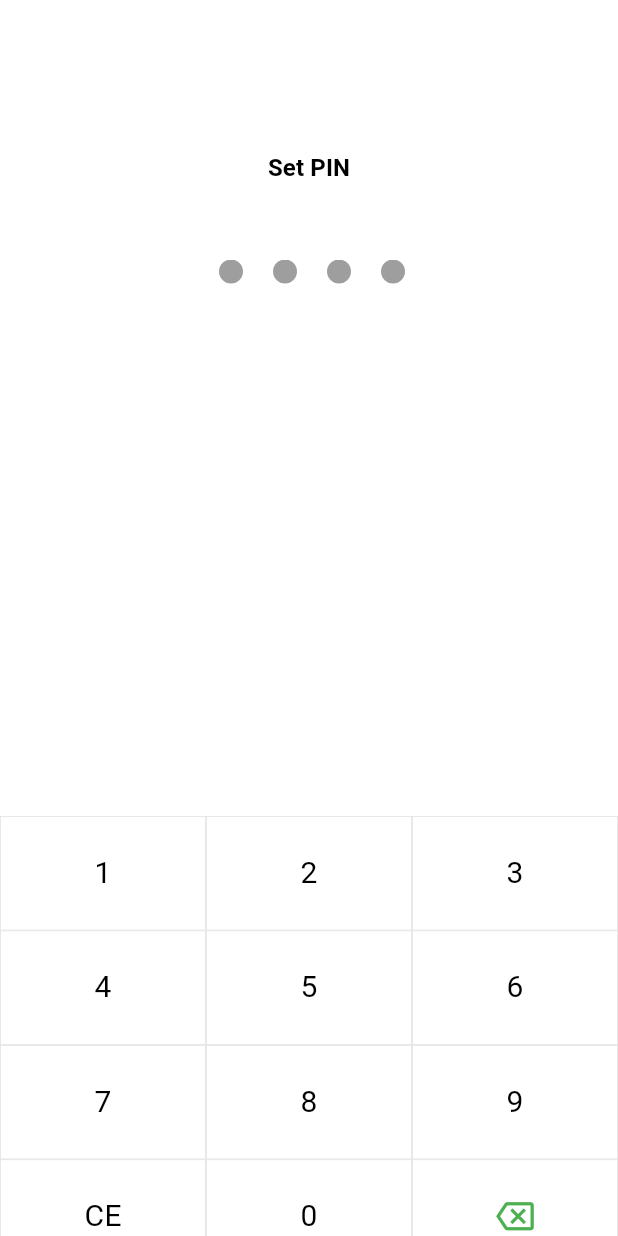
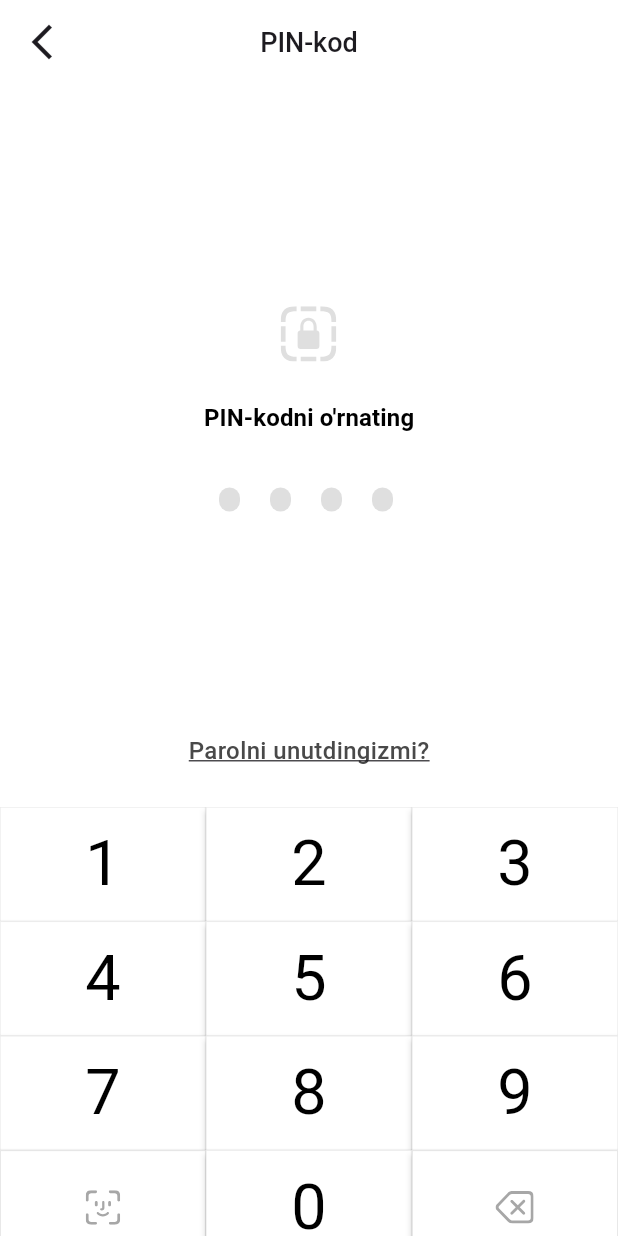
Before and after one commit to Muslima2411/trial_or_experiments, a Flutter app: the screen it shows after launch, on a phone screen of 412 x 824 dp. Run offline on Flutter 3.47's test engine with Material 3 defaults, Android fonts, the phone set to English and light mode, and no system bars; our stand-ins replace flutter_riverpod, flutter_secure_storage, flutter_svg.

Commit message:
second commit

```diff
--- a/lib/create_pincode_page/model_view/create_pin_code_vm.dart
+++ b/lib/create_pincode_page/model_view/create_pin_code_vm.dart
@@ -12,7 +12,7 @@ class CreatePinCodeVM extends ChangeNotifier {
     '7',
     '8',
     '9',
-    'CE',
+    '',
     '0',
     '',
   ];
@@ -50,7 +50,10 @@ class CreatePinCodeVM extends ChangeNotifier {
       notifyListeners();
     }
 
-    if (storeCode.isNotEmpty && checkConfirm.isEmpty && code.length == 4 && code == storeCode) {
+    if (storeCode.isNotEmpty &&
+        checkConfirm.isEmpty &&
+        code.length == 4 &&
+        code == storeCode) {
       isTrue = true;
       notifyListeners();
       await writeConfirmCode();
@@ -64,7 +67,9 @@ class CreatePinCodeVM extends ChangeNotifier {
     if (code == storeCode && checkConfirm == 'true' && code.length == 4) {
       isTrue = true;
       notifyListeners();
-    } else if (code.length == 4 && code != storeCode && checkConfirm == "true") {
+    } else if (code.length == 4 &&
+        code != storeCode &&
+        checkConfirm == "true") {
       incorrect = true;
       notifyListeners();
       await Future.delayed(const Duration(milliseconds: 100), () {
--- a/lib/create_pincode_page/presentation/page/create_pin_code_page.dart
+++ b/lib/create_pincode_page/presentation/page/create_pin_code_page.dart
@@ -1,5 +1,6 @@
 import 'package:flutter/material.dart';
 import 'package:flutter_riverpod/flutter_riverpod.dart';
+import 'package:trial_or_experiments/images.dart';
 import '../../model_view/create_pin_code_vm.dart';
 import '../widgets/create_pin_code_view.dart';
 
@@ -25,59 +26,50 @@ class _CreatePinCodePageState extends ConsumerState<CreatePinCodePage> {
     ref.watch(pinNotifier);
     return Scaffold(
       backgroundColor: Colors.white,
-      appBar: ref.read(pinNotifier).checkConfirm.isEmpty &&
-              ref.read(pinNotifier).storeCode.isNotEmpty
-          ? AppBar(
+      appBar: AppBar(
         backgroundColor: Colors.white,
-              elevation: 0,
-              leading: Row(
-                mainAxisAlignment: MainAxisAlignment.start,
-                crossAxisAlignment: CrossAxisAlignment.center,
-                children: [
-                  const SizedBox(width: 24),
-                  Container(
-                    height: 40,
-                    width: 40,
-                    decoration: BoxDecoration(
-                      border: Border.all(color: Colors.black),
-                      borderRadius: BorderRadius.circular(10),
-                    ),
-                    child: Center(
-                      child: IconButton(
-                        onPressed: () {
-                          ref.read(pinNotifier).onTapBackButton();
-                        },
-                        icon: const Icon(
-                          Icons.arrow_back_ios_new,
-                          size: 16,
-                          color: Colors.grey,
+        surfaceTintColor: Colors.white,
+        centerTitle: true,
+        title: const Text(
+          "PIN-kod",
+          style: TextStyle(
+            fontSize: 18,
+            fontWeight: FontWeight.w500,
           ),
         ),
+        elevation: 0,
+        leading: const Icon(
+          Icons.arrow_back_ios_new,
+          size: 28,
         ),
       ),
-                ],
+      body: Padding(
+        padding: const EdgeInsets.only(top: 143),
+        child: Column(
+          children: [
+            SizedBox(
+              child: ref.read(pinNotifier).storeCode.isEmpty
+                  ? AppImages.lockSetPin
+                  : (ref.read(pinNotifier).checkConfirm.isEmpty
+                      ? AppImages.lockVerifyPin
+                      : AppImages.lockEnterPin),
             ),
-              leadingWidth: 100,
-            )
-          : null,
-      body: Column(
-        crossAxisAlignment: CrossAxisAlignment.center,
-        mainAxisAlignment: MainAxisAlignment.center,
-        children: [
-          const SizedBox(height: 100),
+            const SizedBox(
+              height: 20,
+            ),
             Text(
               ref.read(pinNotifier).storeCode.isEmpty
-                ? 'Set PIN'
+                  ? "PIN-kodni o'rnating"
                   : (ref.read(pinNotifier).checkConfirm.isEmpty
-                    ? 'Verify PIN'
-                    : 'Enter PIN'),
+                      ? "PIN-kodni takrorlang"
+                      : "PIN-kodni kiriting"),
               style: Theme.of(context).textTheme.labelLarge?.copyWith(
                     fontSize: 16,
                     fontWeight: FontWeight.w600,
                     color: Colors.black,
                   ),
             ),
-          const SizedBox(height: 50),
+            const SizedBox(height: 35),
             Container(
               height: 16,
               width: 140,
@@ -87,48 +79,44 @@ class _CreatePinCodePageState extends ConsumerState<CreatePinCodePage> {
                 itemCount: 4,
                 itemBuilder: (context, index) => Container(
                   margin: const EdgeInsets.symmetric(horizontal: 10),
-                height: 16,
-                width: 16,
+                  height: 14,
+                  width: 14,
                   decoration: BoxDecoration(
                     color: index < ref.read(pinNotifier).code.length
-                      ? Colors.green
-                      : Colors.grey,
+                        ? const Color.fromRGBO(
+                            0, 186, 119, 1) //rgba(0, 186, 119, 1)
+                        : const Color.fromRGBO(
+                            223, 223, 223, 1), //rgba(223, 223, 223, 1)
                     borderRadius: BorderRadius.circular(8),
                   ),
                 ),
               ),
             ),
-          const SizedBox(height: 30),
+            const Spacer(),
+            UnderlinedText(onTap: () {}, child: "Parolni unutdingizmi?"),
+            const SizedBox(
+              height: 26,
+            ),
             SizedBox(
-            height: 40,
-            child: (ref.read(pinNotifier).incorrect)
-                ? Text(
-                    'Введен неправильный PIN,\nпопробуйте еше раз',
-                    style: Theme.of(context).textTheme.labelLarge?.copyWith(
-                          fontSize: 13,
-                          fontWeight: FontWeight.w400,
-                          color: Colors.grey,
-                        ),
-                    textAlign: TextAlign.center,
-                  )
-                : const SizedBox.shrink(),
-          ),
-          const Spacer(),
-          Container(
-            height: 280,
+              height: 286,
               child: GridView.count(
                 childAspectRatio: 1.8,
                 crossAxisCount: 3,
                 physics: const NeverScrollableScrollPhysics(),
                 children: List.generate(12, (index) {
                   return index == 11
-                    ? const DeleteButton()
+                      ? DeleteButton(
+                          onPressed: () {},
+                        )
+                      : index == 9
+                          ? FaceIdButton(onPressed: () {})
                           : NumberButton(index: index);
                 }),
               ),
             )
           ],
         ),
+      ),
     );
   }
 }
--- a/lib/create_pincode_page/presentation/widgets/create_pin_code_view.dart
+++ b/lib/create_pincode_page/presentation/widgets/create_pin_code_view.dart
@@ -1,7 +1,9 @@
 import 'package:flutter/material.dart';
 import 'package:flutter_riverpod/flutter_riverpod.dart';
+import 'package:trial_or_experiments/images.dart';
 import 'package:trial_or_experiments/main.dart';
 import '../page/create_pin_code_page.dart';
+import "package:flutter_svg/svg.dart";
 
 class NumberButton extends ConsumerWidget {
   final int index;
@@ -9,70 +11,98 @@ class NumberButton extends ConsumerWidget {
   const NumberButton({super.key, required this.index});
 
   @override
-  Widget build(BuildContext context, WidgetRef ref) => GestureDetector(
-        onTap: () {
-          if (index != 9) {
+  Widget build(BuildContext context, WidgetRef ref) => MaterialButton(
+        onPressed: () {
           ref.read(pinNotifier).onTabFunction(index);
           ref.read(pinNotifier).storePinCode(context);
           if (ref.read(pinNotifier).isTrue) {
             Navigator.pushAndRemoveUntil(
               context,
               MaterialPageRoute(
-                      builder: (c) => const MyHomePage(title: "MyHomePage")),
-                  (route) => false);
-            }
-          } else {
-            ref.read(pinNotifier).onTapCEButton();
+                builder: (c) => const MyHomePage(title: "MyHomePage"),
+              ),
+              (route) => false,
+            );
           }
         },
-        child: Container(
-          alignment: Alignment.center,
-          // height: 70,
-          // width: 40,
-          decoration: BoxDecoration(
         color: Colors.white,
-            // borderRadius: BorderRadius.circular(15),
-            border: Border.all(
-              color: index != ref.read(pinNotifier).topIndex
-                  ? Colors.grey.shade300
-                  : Colors.green,
-              width: 0.5,
-            ),
+        shape: Border.all(
+          color: const Color.fromRGBO(234, 234, 234, 1),
+          width: 0.4,
         ),
         child: Text(
           ref.read(pinNotifier).numbers[index],
           style: const TextStyle(
-              fontSize: 20,
+            fontSize: 42,
+            fontWeight: FontWeight.w400,
             color: Colors.black,
-            ),
           ),
         ),
       );
 }
 
-class DeleteButton extends ConsumerWidget {
-  const DeleteButton({super.key});
+class Button extends StatelessWidget {
+  final SvgPicture icon;
+  final VoidCallback onPressed;
+  const Button({
+    required this.icon,
+    super.key,
+    required this.onPressed,
+  });
 
   @override
-  Widget build(BuildContext context, WidgetRef ref) {
-    ref.watch(pinNotifier);
+  Widget build(BuildContext context) {
+    return MaterialButton(
+      onPressed: onPressed,
+      color: Colors.white,
+      shape: Border.all(color: Colors.grey.shade300, width: 0.5),
+      child: icon,
+    );
+  }
+}
+
+class DeleteButton extends StatelessWidget {
+  final VoidCallback onPressed;
+  const DeleteButton({super.key, required this.onPressed});
+
+  @override
+  Widget build(BuildContext context) {
+    return Button(
+      icon: AppImages.deleteIcon,
+      onPressed: onPressed,
+    );
+  }
+}
+
+class FaceIdButton extends StatelessWidget {
+  final VoidCallback onPressed;
+  const FaceIdButton({super.key, required this.onPressed});
+
+  @override
+  Widget build(BuildContext context) {
+    return Button(
+      icon: AppImages.faceId,
+      onPressed: onPressed,
+    );
+  }
+}
+
+class UnderlinedText extends StatelessWidget {
+  final String child;
+  final VoidCallback onTap;
+  const UnderlinedText({super.key, required this.onTap, required this.child});
+
+  @override
+  Widget build(BuildContext context) {
     return GestureDetector(
-      onTap: () {
-        ref.read(pinNotifier).deleteButton();
-      },
-      child: Container(
-        // height: 70,
-        // width: 40,
-        decoration: BoxDecoration(
-          color: Colors.white,
-          // borderRadius: BorderRadius.circular(15),
-          border: Border.all(color: Colors.grey.shade300, width: 0.5),
-        ),
-        alignment: Alignment.center,
-        child: const Icon(
-          Icons.backspace_outlined,
-          size: 25,
-          color: Colors.green,
+      onTap: onTap,
+      child: Text(
+        child,
+        style: const TextStyle(
+          color: Color.fromRGBO(73, 73, 73, 1),
+          fontSize: 16,
+          fontWeight: FontWeight.w500,
+          decoration: TextDecoration.underline,
         ),
       ),
     );
--- /dev/null
+++ b/lib/images.dart
@@ -0,0 +1,13 @@
+import 'package:flutter_svg/svg.dart';
+
+class AppImages {
+  static SvgPicture deleteIcon =
+      SvgPicture.asset("assets/icons/delete_icon.svg");
+  static SvgPicture faceId = SvgPicture.asset("assets/icons/face_id.svg");
+  static SvgPicture lockEnterPin =
+      SvgPicture.asset("assets/icons/lock_enter_pin.svg");
+  static SvgPicture lockSetPin =
+      SvgPicture.asset("assets/icons/lock_set_pin.svg");
+  static SvgPicture lockVerifyPin =
+      SvgPicture.asset("assets/icons/lock_verify_pin.svg");
+}
--- a/lib/main.dart
+++ b/lib/main.dart
@@ -16,6 +16,7 @@ class MyApp extends StatelessWidget {
   @override
   Widget build(BuildContext context) {
     return const MaterialApp(
+      debugShowCheckedModeBanner: false,
       home: CreatePinCodePage(),
     );
   }
--- a/pubspec.yaml
+++ b/pubspec.yaml
@@ -8,6 +8,7 @@ dependencies:
   flutter:
     sdk: flutter
   cupertino_icons: ^1.0.6
+  flutter_svg: ^2.0.10+1
 
   #for locale storage
   flutter_secure_storage: ^9.1.1
@@ -25,6 +26,8 @@ dev_dependencies:
 flutter:
 
   uses-material-design: true
+  assets:
+    - assets/icons/
 
   # To add assets to your application, add an assets section, like this:
   # assets:
```
Also changed, not shown: assets/icons/delete_icon.svg (added), assets/icons/face_id.svg (added), assets/icons/lock_enter_pin.svg (added), assets/icons/lock_set_pin.svg (added), assets/icons/lock_verify_pin.svg (added), lib/generated/assets.dart (added), pubspec.lock. Lines whose indentation alone changed are shown as unchanged.
